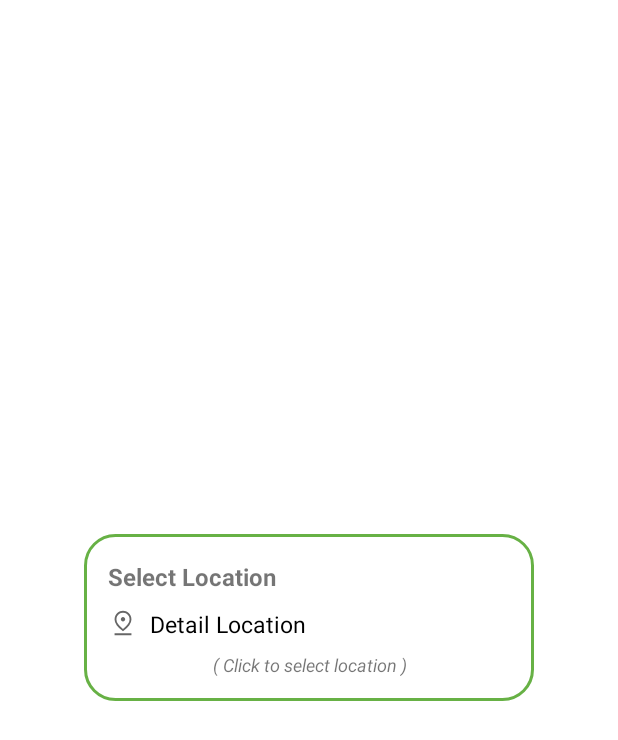
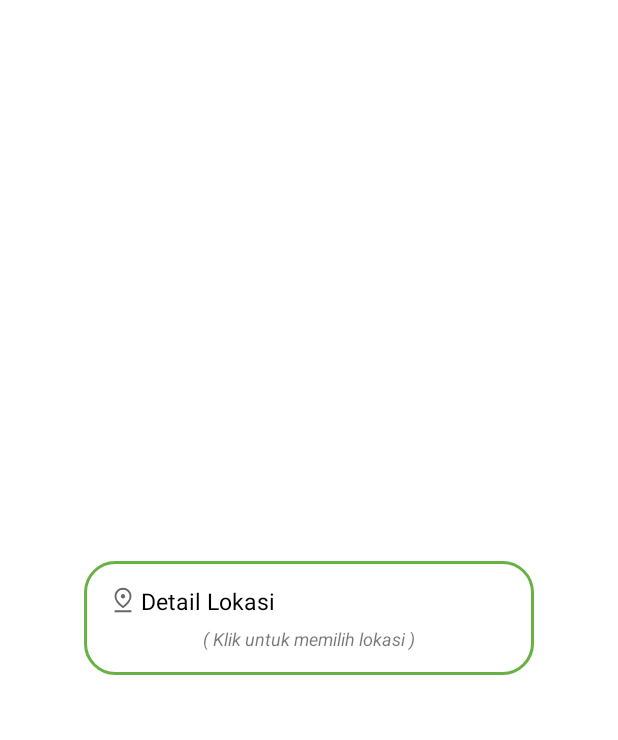
Before and after one commit to Alfikri02/MOMOGU, an Android app: the layout location_pick.xml on its own in the app's theme, with its tools: preview values and no code run, on a phone screen of 412 x 824 dp. Shown: the top 740 px of the screen. Run offline under Robolectric (Android 15) with nearby library versions, the phone set to English and light mode, and no system bars.

Commit message:
Update Maps, Detail, Flayer,Receipt F, And ReceiptPost

```diff
--- a/app/src/main/java/com/example/momogu/MapAdminActivity.kt
+++ b/app/src/main/java/com/example/momogu/MapAdminActivity.kt
@@ -115,7 +115,7 @@ class MapAdminActivity : AppCompatActivity(), OnMapReadyCallback, GoogleMap.Info
             popupMenu.show()
         }
 
-        binding.searchMaps.queryHint = "Cari lokasi anda!"
+        binding.searchMaps.queryHint = "Cari lokasi!"
         binding.searchMaps.onActionViewExpanded()
         binding.searchMaps.clearFocus()
         binding.searchMaps.setOnQueryTextListener(object : SearchView.OnQueryTextListener {
--- a/app/src/main/java/com/example/momogu/ReportActivity.kt
+++ b/app/src/main/java/com/example/momogu/ReportActivity.kt
@@ -113,7 +113,6 @@ class ReportActivity : AppCompatActivity() {
                 uploadText()
             }
         }
-
 
     }
 
--- a/app/src/main/res/layout/activity_detail_profile.xml
+++ b/app/src/main/res/layout/activity_detail_profile.xml
@@ -340,7 +340,8 @@
                             android:clickable="false"
                             android:drawableStart="@drawable/ic_desc"
                             android:focusable="false"
-                            android:inputType="none" />
+                            android:inputType="none"
+                            android:textSize="14sp"/>
 
                     </com.google.android.material.textfield.TextInputLayout>
 
--- a/app/src/main/res/layout/activity_favorite.xml
+++ b/app/src/main/res/layout/activity_favorite.xml
@@ -340,7 +340,8 @@
                             android:clickable="false"
                             android:drawableStart="@drawable/ic_desc"
                             android:focusable="false"
-                            android:inputType="none" />
+                            android:inputType="none"
+                            android:textSize="14sp"/>
 
                     </com.google.android.material.textfield.TextInputLayout>
 
--- a/app/src/main/res/layout/activity_map_user.xml
+++ b/app/src/main/res/layout/activity_map_user.xml
@@ -40,7 +40,7 @@
                     android:layout_height="wrap_content"
                     android:layout_centerInParent="true"
                     android:fontFamily="@font/poppins_thin"
-                    android:text="Maps"
+                    android:text="Peta"
                     android:textSize="20sp"
                     tools:ignore="RelativeOverlap" />
 
--- a/app/src/main/res/layout/activity_maps.xml
+++ b/app/src/main/res/layout/activity_maps.xml
@@ -40,7 +40,7 @@
                     android:layout_height="wrap_content"
                     android:layout_centerInParent="true"
                     android:fontFamily="@font/poppins_thin"
-                    android:text="Maps"
+                    android:text="Peta"
                     android:textSize="20sp"
                     tools:ignore="RelativeOverlap" />
 
--- a/app/src/main/res/layout/location_pick.xml
+++ b/app/src/main/res/layout/location_pick.xml
@@ -9,31 +9,13 @@
     android:background="@drawable/border_custom"
     android:padding="16dp">
 
-    <TextView
-        android:id="@+id/label_header"
-        android:layout_width="268dp"
-        android:layout_height="25dp"
-        android:layout_gravity="center_vertical"
-        android:layout_weight="50"
-        android:ellipsize="end"
-        android:gravity="center_vertical"
-        android:scrollHorizontally="true"
-        android:text="Select Location"
-        android:textSize="16sp"
-        android:textStyle="bold"
-        app:layout_constraintEnd_toEndOf="parent"
-        app:layout_constraintStart_toStartOf="parent"
-        app:layout_constraintTop_toTopOf="parent" />
-
-
     <ImageView
         android:id="@+id/imageView2"
         android:layout_width="20dp"
         android:layout_height="20dp"
-        android:layout_marginTop="8dp"
         android:src="@drawable/ic_location_pin_drop"
         app:layout_constraintStart_toStartOf="parent"
-        app:layout_constraintTop_toBottomOf="@+id/label_header"
+        app:layout_constraintTop_toTopOf="parent"
         android:contentDescription="@string/content" />
 
     <TextView
@@ -41,30 +23,25 @@
         android:layout_width="248dp"
         android:layout_height="wrap_content"
         android:gravity="start"
-        android:lineHeight="20dp"
-        android:paddingStart="8dp"
-        android:paddingEnd="0dp"
-        android:text="Detail Location"
+        android:text="Detail Lokasi"
         android:textColor="@color/black"
+        android:layout_marginStart="4dp"
         android:textSize="15sp"
         app:layout_constraintEnd_toEndOf="parent"
         app:layout_constraintStart_toEndOf="@+id/imageView2"
-        app:layout_constraintTop_toTopOf="@+id/imageView2"
-        tools:ignore="UnusedAttribute" />
+        app:layout_constraintTop_toTopOf="@+id/imageView2" />
 
     <TextView
         android:id="@+id/label_info"
         android:layout_width="268dp"
         android:layout_height="wrap_content"
-        android:layout_marginTop="8dp"
+        android:layout_marginTop="6dp"
         android:gravity="center"
-        android:lineHeight="20dp"
-        android:text="( Click to select location )"
+        android:text="( Klik untuk memilih lokasi )"
         android:textSize="12sp"
         android:textStyle="italic"
         app:layout_constraintEnd_toEndOf="parent"
         app:layout_constraintStart_toStartOf="parent"
-        app:layout_constraintTop_toBottomOf="@+id/location"
-        tools:ignore="UnusedAttribute" />
+        app:layout_constraintTop_toBottomOf="@+id/location"/>
 
 </androidx.constraintlayout.widget.ConstraintLayout>
```
Also changed, not shown: app/src/main/java/com/example/momogu/BreederActivity.kt (+25 -0 lines), app/src/main/java/com/example/momogu/Fragments/ReceiptFragment.kt (+12 -8 lines), app/src/main/java/com/example/momogu/ReceiptPostActivity.kt (+1 -33 lines), app/src/main/res/layout/location_see.xml (+13 -0 lines), app/src/main/res/values/strings.xml (+5 -5 lines), app/src/main/res/drawable/exterior_sapi.png, app/src/main/res/drawable/flyer_dua.png, app/src/main/res/drawable/flyer_satu.png, app/src/main/res/drawable/flyer_tiga.png.
